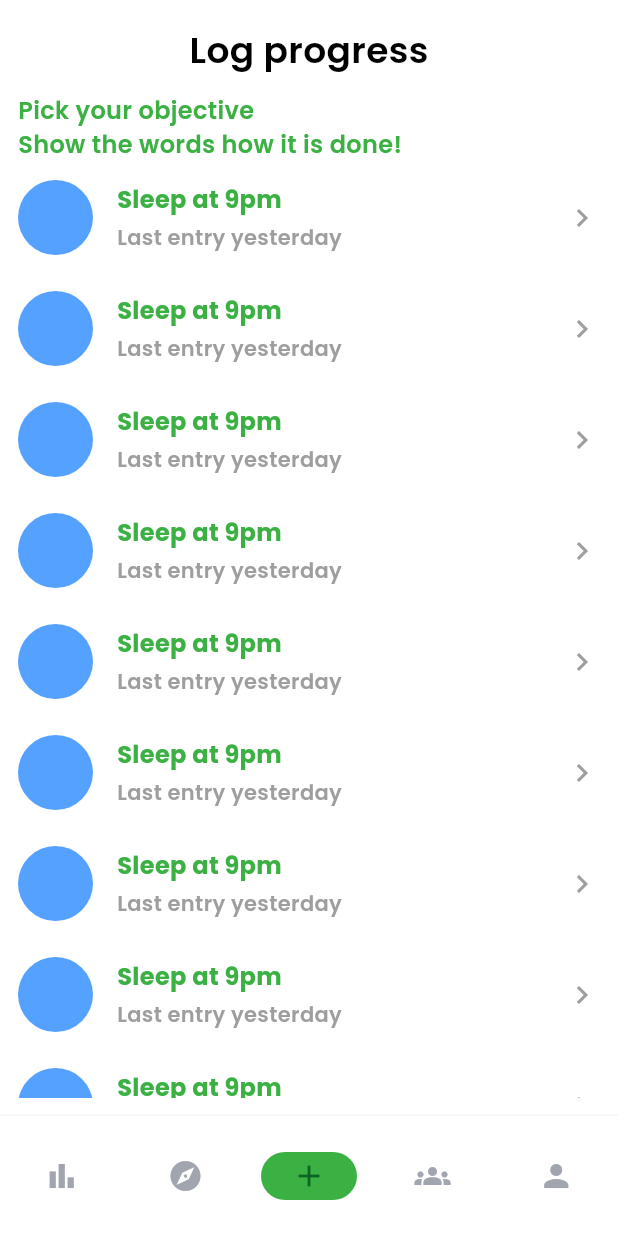
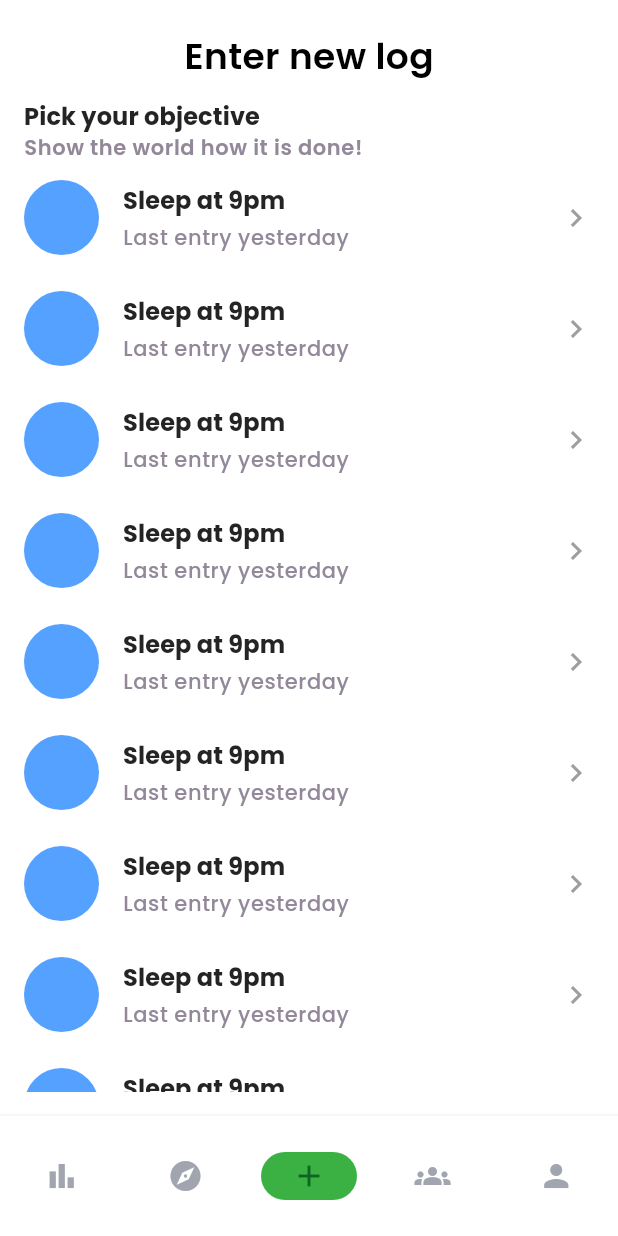
Before and after one commit to Davidferl/Ninety, a Flutter app: the screen it shows after launch, item 3 of the bottom bar chosen, on a phone screen of 412 x 824 dp. Run offline on Flutter 3.47's test engine with Material 3 defaults, Android fonts, the phone set to English and light mode, and no system bars; our stand-ins replace calendar_timeline, cloud_firestore, device_preview, dio, firebase_auth, firebase_core and 4 more; missing offline and left inert: animated_digit; accounts and stored records are empty; generated files the repository leaves out were written again.

Commit message:
feat: fix objective tiles

```diff
--- a/lib/l10n/app_en.arb
+++ b/lib/l10n/app_en.arb
@@ -12,5 +12,8 @@
     "sign_up": "Sign up",
     "first_name": "First name",
     "last_name": "Last name",
-    "explore": "Explore groups"
+    "explore": "Explore groups",
+    "new_log": "Enter new log",
+    "pick_objective": "Pick your objective",
+    "pick_objective_description": "Show the world how it is done!"
 }
--- a/lib/l10n/app_fr.arb
+++ b/lib/l10n/app_fr.arb
@@ -12,5 +12,8 @@
     "sign_up": "Créer un compte",
     "first_name": "Prénom",
     "last_name": "Nom",
-    "explore": "Explore des groupes"
+    "explore": "Explore des groupes",
+    "new_log": "Entrer un nouveau log",
+    "pick_objective": "Choisir un objectif",
+    "pick_objective_description": "Montre au monde de quoi tu es capable!"
 }
--- a/lib/src/view/addLog/log_objective.dart
+++ b/lib/src/view/addLog/log_objective.dart
@@ -1,7 +1,10 @@
+import 'package:bonne_reponse/src/theme/colors.dart';
 import 'package:bonne_reponse/src/view/addLog/tile_objective.dart';
 import 'package:bonne_reponse/src/view/widgets/section_name.dart';
+import 'package:flutter/material.dart';
 import 'package:flutter/widgets.dart';
 import 'package:flutter_hooks/flutter_hooks.dart';
+import 'package:flutter_gen/gen_l10n/app_localizations.dart';
 
 class LogObjective extends HookWidget {
   const LogObjective({super.key});
@@ -10,24 +13,35 @@ class LogObjective extends HookWidget {
   Widget build(BuildContext context) {
     return SafeArea(
         child: Padding(
-            padding: const EdgeInsets.all(12.0),
+            padding: const EdgeInsets.all(16.0),
             child: Column(
               crossAxisAlignment: CrossAxisAlignment.start,
               children: [
-                const SectionName(name: 'Log progress'),
-                const Text("Pick your objective"),
-                const Text("Show the words how it is done!"),
+                SectionName(name: AppLocalizations.of(context)!.new_log),
+                Text(
+                  AppLocalizations.of(context)!.pick_objective,
+                  style: Theme.of(context).textTheme.labelLarge!.copyWith(
+                        color: kcSecondaryVariant,
+                      ),
+                ),
+                Text(
+                  AppLocalizations.of(context)!.pick_objective_description,
+                  style: Theme.of(context).textTheme.bodySmall!.copyWith(
+                        color: kcDarkGray,
+                      ),
+                ),
                 Expanded(
                     child: ListView.builder(
                   itemCount: 10,
                   itemBuilder: (BuildContext context, int index) {
                     return const Padding(
-                        padding: EdgeInsets.symmetric(vertical: 12.0, horizontal: 0.0),
-                    child: Tile(
-                      imageUri: "assets/images/explore_3.jpg",
-                      title: "Sleep at 9pm",
-                      description: "Last entry yesterday",
-                    ));
+                        padding: EdgeInsets.symmetric(
+                            vertical: 12.0, horizontal: 0.0),
+                        child: Tile(
+                          imageUri: "assets/images/explore_3.jpg",
+                          title: "Sleep at 9pm",
+                          description: "Last entry yesterday",
+                        ));
                   },
                 ))
               ],
--- a/lib/src/view/addLog/tile_objective.dart
+++ b/lib/src/view/addLog/tile_objective.dart
@@ -1,4 +1,5 @@
 import 'package:bonne_reponse/main.dart';
+import 'package:bonne_reponse/src/theme/colors.dart';
 import 'package:flutter/material.dart';
 import 'package:go_router/go_router.dart';
 
@@ -36,18 +37,17 @@ class Tile extends StatelessWidget {
               children: [
                 Text(
                   title,
-                  style: const TextStyle(
-                    fontSize: 16,
-                    fontWeight: FontWeight.bold,
-                  ),
+                  style: Theme.of(context).textTheme.labelLarge!.copyWith(
+                        color: kcSecondaryVariant,
+                      ),
                 ),
                 const SizedBox(height: 4),
                 Text(
                   description,
-                  style: const TextStyle(
-                    fontSize: 14,
-                    color: Colors.grey,
-                  ),
+                  style: Theme.of(context).textTheme.bodySmall!.copyWith(
+                        color: kcDarkGray,
+                        fontWeight: FontWeight.w500
+                      ),
                 ),
               ],
             ),
--- a/lib/src/view/explore/explore.dart
+++ b/lib/src/view/explore/explore.dart
@@ -13,7 +13,7 @@ class Explore extends HookWidget {
   Widget build(BuildContext context) {
     return SafeArea(
         child: Padding(
-      padding: const EdgeInsets.all(12.0),
+      padding: const EdgeInsets.all(16.0),
       child: Column(
         children: [
           SectionName(name: AppLocalizations.of(context)!.explore),
@@ -28,7 +28,7 @@ class Explore extends HookWidget {
                   shadowColor:
                       const WidgetStatePropertyAll<Color>(Colors.transparent),
                   textStyle: WidgetStatePropertyAll<TextStyle>(
-                      Theme.of(context).textTheme.bodyMedium!.copyWith(
+                      Theme.of(context).textTheme.labelLarge!.copyWith(
                             color: kcDarkGray,
                           )),
                   controller: searchController,
```
Also changed, not shown: 1 other file.
